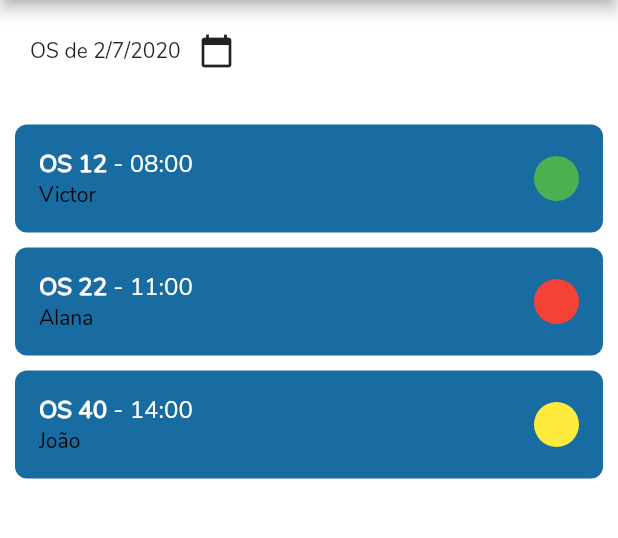
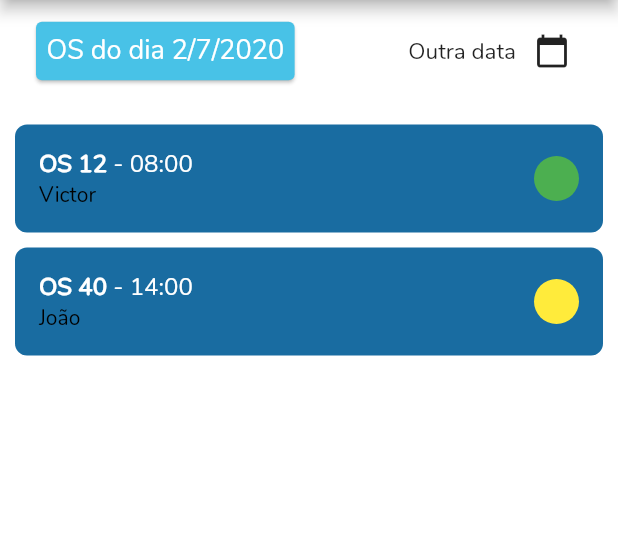
Before and after one commit to victor337/grupo-csl, a Flutter app: the OrdersScreen screen opened directly, on a phone screen of 412 x 824 dp, the part 84-622 px from its top. Run offline on Flutter 3.47's test engine with Material 2 defaults, Android fonts, the phone set to English and light mode, and no system bars; our stand-ins replace get, transparent_image; network calls fail.

Commit message:
Tela de OS com filtro de data

```diff
--- /dev/null
+++ b/lib/controllers/orders/orders_controller.dart
@@ -0,0 +1,13 @@
+import 'package:get/get.dart';
+
+
+class OrdersController extends GetxController {
+
+  String date = '${DateTime.now().day}/${DateTime.now().month}/${DateTime.now().year}';
+
+  void setDate(String data){
+    date = data;
+    update();
+  }
+
+}
--- a/lib/model/order_service/order_service.dart
+++ b/lib/model/order_service/order_service.dart
@@ -7,12 +7,14 @@ class OrderService {
   String hour;
   String client;
   int status;
+  String date;
 
   OrderService({
     @required this.number,
     @required this.hour,
     @required this.client,
-    @required this.status
+    @required this.status,
+    @required this.date
   });
 
 }
--- a/lib/views/orders/orders_screen.dart
+++ b/lib/views/orders/orders_screen.dart
@@ -1,12 +1,19 @@
 import 'package:flutter/material.dart';
+import 'package:get/get.dart';
 import 'package:grupocsl/common/drawer/custom_drawer.dart';
 import 'package:grupocsl/constants/size_screen.dart';
+import 'package:grupocsl/controllers/orders/orders_controller.dart';
 import 'package:grupocsl/model/order_service/order_service.dart';
 import 'package:grupocsl/views/orders/components/order_option.dart';
 
 
-class OrdersScreen extends StatelessWidget {
+class OrdersScreen extends StatefulWidget {
 
+  @override
+  _OrdersScreenState createState() => _OrdersScreenState();
+}
+
+class _OrdersScreenState extends State<OrdersScreen> {
   final SizeScreen sizeScreen = SizeScreen();
 
   final List<OrderService> orders = [
@@ -14,18 +21,21 @@ class OrdersScreen extends StatelessWidget {
       number: '12',
       hour: '08:00',
       client: 'Victor',
+      date: '2/7/2020',
       status: 0,
     ),
     OrderService(
       number: '22',
       hour: '11:00',
       client: 'Alana',
+      date: '3/7/2020',
       status: 2,
     ),
     OrderService(
       number: '40',
       hour: '14:00',
       client: 'João',
+      date: '2/7/2020',
       status: 1,
     ),
   ];
@@ -48,31 +58,74 @@ class OrdersScreen extends StatelessWidget {
             Container(
               padding: const EdgeInsets.fromLTRB(10, 10, 10, 15),
               child: Row(
+                mainAxisAlignment: MainAxisAlignment.spaceBetween,
                 children: <Widget>[
-                  Text(
-                    // ignore: missing_whitespace_between_adjacent_strings
-                    'OS de ${DateTime.now().day}/'
-                    '${DateTime.now().month}/${DateTime.now().year}'
+                  Card(
+                    color: const Color(0xff48c2e7),
+                    child: Container(
+                      padding: const EdgeInsets.all(7),
+                      child: GetBuilder<OrdersController>(
+                        init: OrdersController(),
+                        builder: (ordersController){
+                          return Text(
+                            'OS do dia ${ordersController.date}',
+                            style: TextStyle(
+                              color: Colors.white,
+                              fontSize: 18
                             ),
-                  IconButton(
+                          );
+                        },
+                      ),
+                    ),
+                  ),
+                  Row(
+                    children: <Widget>[
+                      const Text(
+                        'Outra data',
+                        style: TextStyle(
+                          fontSize: 15
+                        ),
+                      ),
+                      GetBuilder<OrdersController>(
+                        builder: (ordersController){
+                          return IconButton(
                             icon: Icon(Icons.calendar_today),
                             onPressed: (){
                               showDatePicker(
                                 context: context,
                                 initialDate: DateTime.now(),
                                 firstDate: DateTime.now(),
-                        lastDate: DateTime(DateTime.now().year, DateTime.now().month, DateTime.now().day + 1)
+                                lastDate: DateTime(DateTime.now().year, DateTime.now().month,
+                                  DateTime.now().day + 1)
+                              ).then((date){
+                                if(date == null){
+                                  return;
+                                } else{
+                                  final String dateFormated =
+                                    '${date.day}/${date.month}/${date.year}';
+                                  ordersController.setDate(dateFormated);
+                                }
+                              });
+                            },
                           );
                         },
-                  )
+                      ),
+                    ],
+                  ),
                 ],
               ),
             ),
-            Expanded(
+            GetBuilder<OrdersController>(
+              init: OrdersController(),
+              builder: (ordersController){
+                return Expanded(
                   child: ListView(
-                children: orders.map((order) => OrderOption(order)).toList(),
+                    children: orders.where((element) => element.date ==
+                    ordersController.date).map((e) => OrderOption(e)).toList(),
                   ),
-            )
+                );
+              },
+            ),
           ],
         )
       ),
```
Lines whose indentation alone changed are shown as unchanged.
